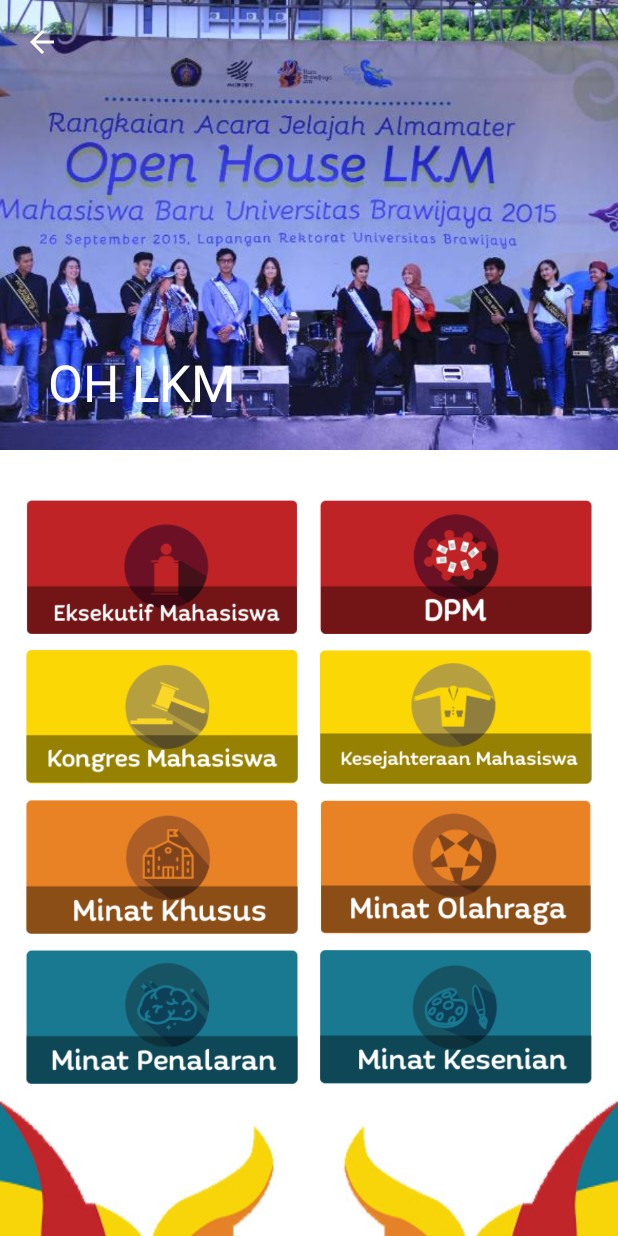
After one commit to khusika/khusika_apps_rajabrawijaya, an Android app: the OHLKMActivity screen opened directly, with no data from a screen before it, on a phone screen of 412 x 824 dp. The commit adds this screen. Run offline under Robolectric (Android 15) with nearby library versions, the phone set to English and light mode, and no system bars.

Commit message:
Add OH LKM Activity

```diff
--- a/app/src/main/AndroidManifest.xml
+++ b/app/src/main/AndroidManifest.xml
@@ -40,6 +40,9 @@
         <activity
             android:name="com.khusika.rajabrawijaya.activities.PK2MUActivity"
             android:theme="@style/AppTheme2" />
+        <activity
+            android:name="com.khusika.rajabrawijaya.activities.OHLKMActivity"
+            android:theme="@style/AppTheme2" />
     </application>
 
 </manifest>
--- /dev/null
+++ b/app/src/main/java/com/khusika/rajabrawijaya/activities/OHLKMActivity.java
@@ -0,0 +1,51 @@
+package com.khusika.rajabrawijaya.activities;
+
+import android.content.Intent;
+import android.os.Bundle;
+import android.support.design.widget.AppBarLayout;
+import android.support.v7.app.AppCompatActivity;
+import android.support.v7.widget.Toolbar;
+import android.view.View;
+
+import com.khusika.rajabrawijaya.MainActivity;
+import com.khusika.rajabrawijaya.R;
+
+/**
+ * Created by khusika on 09/07/17.
+ */
+
+public class OHLKMActivity extends AppCompatActivity {
+
+    private Toolbar toolbar;
+    private Intent i;
+
+    @Override
+    protected void onCreate(Bundle savedInstanceState) {
+        super.onCreate(savedInstanceState);
+        setContentView(R.layout.activity_ohlkm);
+
+        toolbar = (Toolbar) findViewById(R.id.ohlkm_toolbar);
+        setupToolbar();
+
+
+        AppBarLayout mAppBarLayout = (AppBarLayout) findViewById(R.id.ohlkm_appbar);
+    }
+
+    private void setupToolbar(){
+        toolbar.setTitle(getString(R.string.ohlkm_title));
+        setSupportActionBar(toolbar);
+        if (getSupportActionBar() !=null){
+            getSupportActionBar().setDisplayHomeAsUpEnabled(true);
+            getSupportActionBar().setDisplayShowHomeEnabled(true);
+        }
+        toolbar.setNavigationOnClickListener(new View.OnClickListener() {
+            @Override
+            public void onClick(View view) {
+                i = new Intent(OHLKMActivity.this, MainActivity.class);
+                i.setFlags(Intent.FLAG_ACTIVITY_CLEAR_TOP);
+                startActivity(i);
+            }
+        });
+    }
+
+}
--- a/app/src/main/java/com/khusika/rajabrawijaya/fragments/MainFragment.java
+++ b/app/src/main/java/com/khusika/rajabrawijaya/fragments/MainFragment.java
@@ -18,6 +18,7 @@
 import com.daimajia.slider.library.Tricks.ViewPagerEx;
 import com.khusika.rajabrawijaya.MainActivity;
 import com.khusika.rajabrawijaya.R;
+import com.khusika.rajabrawijaya.activities.OHLKMActivity;
 import com.khusika.rajabrawijaya.activities.PBPKActivity;
 import com.khusika.rajabrawijaya.activities.PK2MUActivity;
 import com.khusika.rajabrawijaya.activities.RajaActivity;
@@ -102,6 +103,13 @@
                 startActivity(tpi);
             }
         });
+        imageView = (ImageView)view.findViewById(R.id.OH_LKM);
+        imageView.setOnClickListener(new View.OnClickListener() {
+            public void onClick(View view) {
+                Intent tpi = new Intent(view.getContext(), OHLKMActivity.class);
+                startActivity(tpi);
+            }
+        });
 
         return view;
     }
--- /dev/null
+++ b/app/src/main/res/layout/activity_ohlkm.xml
@@ -0,0 +1,46 @@
+<?xml version="1.0" encoding="utf-8"?>
+<android.support.design.widget.CoordinatorLayout
+    xmlns:android="http://schemas.android.com/apk/res/android"
+    xmlns:tools="http://schemas.android.com/tools"
+    xmlns:app="http://schemas.android.com/apk/res-auto"
+    android:background="@drawable/template_textmenu"
+    android:layout_width="fill_parent"
+    android:layout_height="fill_parent"
+    android:fitsSystemWindows="true"
+    tools:context="com.khusika.rajabrawijaya.activities.OHLKMActivity">
+
+    <android.support.design.widget.AppBarLayout
+        android:id="@+id/ohlkm_appbar"
+        android:layout_width="match_parent"
+        android:layout_height="300dp"
+        android:fitsSystemWindows="true"
+        android:theme="@style/AppTheme.AppBarOverlay">
+
+        <android.support.design.widget.CollapsingToolbarLayout
+            android:layout_width="match_parent"
+            android:layout_height="match_parent"
+            android:fitsSystemWindows="true"
+            app:contentScrim="?attr/colorPrimary"
+            app:layout_scrollFlags="scroll|exitUntilCollapsed">
+
+            <ImageView
+                android:layout_width="match_parent"
+                android:layout_height="match_parent"
+                android:scaleType="centerCrop"
+                android:src="@drawable/frameohlkm"
+                app:layout_collapseMode="parallax"
+                app:layout_collapseParallaxMultiplier="0.7" />
+
+            <android.support.v7.widget.Toolbar
+                android:id="@+id/ohlkm_toolbar"
+                android:background="@android:color/transparent"
+                android:layout_width="match_parent"
+                android:layout_height="?attr/actionBarSize"
+                app:layout_collapseMode="pin"
+                app:popupTheme="@style/AppTheme.PopupOverlay" />
+
+        </android.support.design.widget.CollapsingToolbarLayout>
+    </android.support.design.widget.AppBarLayout>
+    <include layout="@layout/content_ohlkm" />
+
+</android.support.design.widget.CoordinatorLayout>
--- /dev/null
+++ b/app/src/main/res/layout/content_ohlkm.xml
@@ -0,0 +1,152 @@
+<?xml version="1.0" encoding="utf-8"?>
+<android.support.v4.widget.NestedScrollView
+    android:layout_gravity="center"
+    android:paddingLeft="10.0dip"
+    android:paddingRight="10.0dip"
+    android:layout_width="fill_parent"
+    android:layout_height="fill_parent"
+    app:layout_behavior="@string/appbar_scrolling_view_behavior"
+    xmlns:android="http://schemas.android.com/apk/res/android"
+    xmlns:app="http://schemas.android.com/apk/res-auto">
+    <LinearLayout
+        android:orientation="vertical"
+        android:layout_width="fill_parent"
+        android:layout_height="fill_parent"
+        android:layout_weight="1.0">
+        <LinearLayout
+            android:orientation="horizontal"
+            android:layout_width="fill_parent"
+            android:layout_height="fill_parent"
+            android:layout_weight="1.0">
+            <LinearLayout
+                android:orientation="vertical"
+                android:id="@+id/linear_em"
+                android:padding="5.0dip"
+                android:layout_width="100.0dip"
+                android:layout_height="100.0dip"
+                android:layout_weight="1.0">
+                <ImageView
+                    android:id="@+id/em"
+                    android:layout_width="fill_parent"
+                    android:layout_height="fill_parent"
+                    android:src="@drawable/img_em"
+                    android:layout_weight="1.0" />
+            </LinearLayout>
+            <LinearLayout
+                android:orientation="vertical"
+                android:id="@+id/linear_dpm"
+                android:padding="5.0dip"
+                android:layout_width="100.0dip"
+                android:layout_height="100.0dip"
+                android:layout_weight="1.0">
+                <ImageView
+                    android:id="@+id/dpm"
+                    android:layout_width="fill_parent"
+                    android:layout_height="fill_parent"
+                    android:src="@drawable/img_dpm"
+                    android:layout_weight="1.0" />
+            </LinearLayout>
+        </LinearLayout>
+        <LinearLayout
+            android:orientation="horizontal"
+            android:layout_width="fill_parent"
+            android:layout_height="fill_parent"
+            android:layout_weight="1.0">
+            <LinearLayout
+                android:orientation="vertical"
+                android:id="@+id/linear_kongres"
+                android:padding="5.0dip"
+                android:layout_width="100.0dip"
+                android:layout_height="100.0dip"
+                android:layout_weight="1.0">
+                <ImageView
+                    android:id="@+id/kongres"
+                    android:layout_width="fill_parent"
+                    android:layout_height="fill_parent"
+                    android:src="@drawable/img_kongres"
+                    android:layout_weight="1.0" />
+            </LinearLayout>
+            <LinearLayout android:orientation="vertical"
+                android:id="@+id/linear_kesejahteraan"
+                android:padding="5.0dip"
+                android:layout_width="100.0dip"
+                android:layout_height="100.0dip"
+                android:layout_weight="1.0">
+                <ImageView
+                    android:id="@+id/minat_kesejahteraan"
+                    android:layout_width="fill_parent"
+                    android:layout_height="fill_parent"
+                    android:src="@drawable/img_kesejahteraan"
+                    android:layout_weight="1.0" />
+            </LinearLayout>
+        </LinearLayout>
+        <LinearLayout
+            android:orientation="horizontal"
+            android:layout_width="fill_parent"
+            android:layout_height="fill_parent"
+            android:layout_weight="1.0">
+            <LinearLayout
+                android:orientation="vertical"
+                android:id="@+id/linear_khusus"
+                android:padding="5.0dip"
+                android:layout_width="100.0dip"
+                android:layout_height="100.0dip"
+                android:layout_weight="1.0">
+                <ImageView
+                    android:id="@+id/minat_khusus"
+                    android:layout_width="fill_parent"
+                    android:layout_height="fill_parent"
+                    android:src="@drawable/img_khusus"
+                    android:layout_weight="1.0" />
+            </LinearLayout>
+            <LinearLayout
+                android:orientation="vertical"
+                android:id="@+id/linear_keolahragaan"
+                android:padding="5.0dip"
+                android:layout_width="100.0dip"
+                android:layout_height="100.0dip"
+                android:layout_weight="1.0">
+                <ImageView
+                    android:id="@+id/minat_keolahragaan"
+                    android:layout_width="fill_parent"
+                    android:layout_height="fill_parent"
+                    android:src="@drawable/img_keolahragaan"
+                    android:layout_weight="1.0" />
+            </LinearLayout>
+        </LinearLayout>
+        <LinearLayout
+            android:orientation="horizontal"
+            android:layout_width="fill_parent"
+            android:layout_height="fill_parent"
+            android:layout_weight="1.0">
+            <LinearLayout
+                android:orientation="vertical"
+                android:id="@+id/linear_penalaran"
+                android:padding="5.0dip"
+                android:layout_width="100.0dip"
+                android:layout_height="100.0dip"
+                android:layout_weight="1.0">
+                <ImageView
+                    android:id="@+id/minat_penalaran"
+                    android:layout_width="fill_parent"
+                    android:layout_height="fill_parent"
+                    android:src="@drawable/img_penalaran"
+                    android:layout_weight="1.0" />
+            </LinearLayout>
+            <LinearLayout
+                android:orientation="vertical"
+                android:id="@+id/linear_kesenian"
+                android:padding="5.0dip"
+                android:layout_width="100.0dip"
+                android:layout_height="100.0dip"
+                android:layout_weight="1.0">
+                <ImageView
+                    android:id="@+id/minat_kesenian"
+                    android:layout_width="fill_parent"
+                    android:layout_height="fill_parent"
+                    android:src="@drawable/img_kesenian"
+                    android:layout_weight="1.0" />
+            </LinearLayout>
+        </LinearLayout>
+    </LinearLayout>
+</android.support.v4.widget.NestedScrollView>
--- a/app/src/main/res/layout/main_layout.xml
+++ b/app/src/main/res/layout/main_layout.xml
@@ -105,11 +105,11 @@
             </LinearLayout>
             <LinearLayout
                 android:orientation="vertical"
-                android:id="@+id/OH_LKM"
                 android:layout_width="fill_parent"
                 android:layout_height="fill_parent"
                 android:layout_weight="1.0">
                 <ImageView
+                    android:id="@+id/OH_LKM"
                     android:layout_width="wrap_content"
                     android:layout_height="fill_parent"
                     android:src="@drawable/oh_lkm"
--- a/app/src/main/res/values/strings.xml
+++ b/app/src/main/res/values/strings.xml
@@ -10,4 +10,5 @@
     <string name="about_title">About Us</string>
     <string name="pbpk_title">PBPK</string>
     <string name="pk2mu_title">PK2MU</string>
+    <string name="ohlkm_title">OH LKM</string>
 </resources>
```
Also changed, not shown: app/src/main/res/drawable/frameohlkm.jpg (added), app/src/main/res/drawable/img_dpm.png (added), app/src/main/res/drawable/img_em.png (added), app/src/main/res/drawable/img_keolahragaan.png (added), app/src/main/res/drawable/img_kesejahteraan.png (added), app/src/main/res/drawable/img_kesenian.png (added), app/src/main/res/drawable/img_khusus.png (added), app/src/main/res/drawable/img_kongres.png (added), app/src/main/res/drawable/img_oh.png (added), app/src/main/res/drawable/img_penalaran.png (added).
